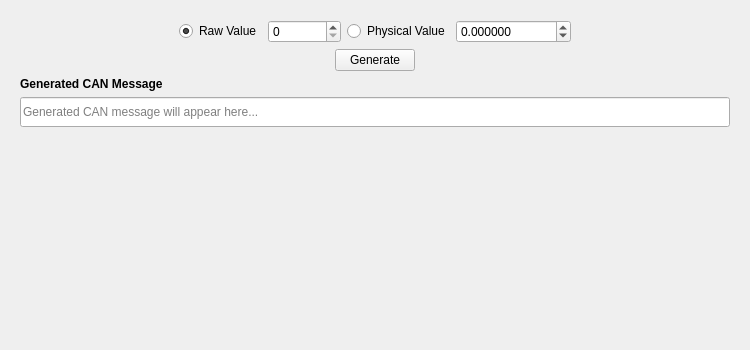
This is ui/page/Generator.ui in JoelZhu/CANTool as Qt 5 draws it before an edit. The edited form follows.
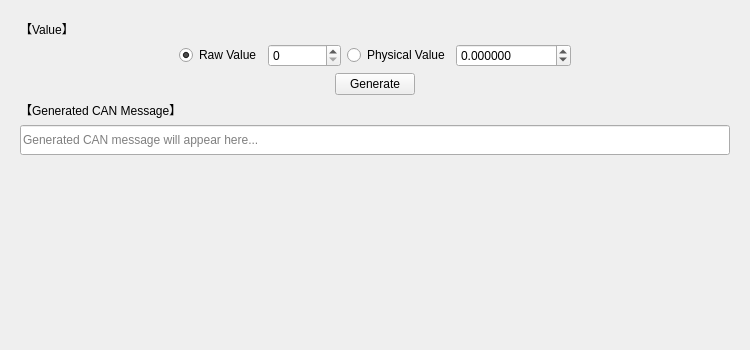
This is the edited form.

```diff
--- a/ui/page/Generator.ui
+++ b/ui/page/Generator.ui
@@ -21,8 +21,18 @@
             <item>
                 <widget class="QWidget" name="contentWidget" native="true">
                     <layout class="QGridLayout" name="gridLayout">
-                        <!-- 第 0 行：Raw Value、Physical Value -->
-                        <item row="0" column="2">
+
+                        <!-- 第 0 行：输入值标签 -->
+                        <item row="0" column="0" colspan="8">
+                            <widget class="QLabel" name="labelResult">
+                                <property name="text">
+                                    <string>【Value】</string>
+                                </property>
+                            </widget>
+                        </item>
+
+                        <!-- 第 1 行：Raw Value、Physical Value -->
+                        <item row="1" column="2">
                             <widget class="QRadioButton" name="radioRaw">
                                 <property name="text">
                                     <string>Raw Value</string>
@@ -32,7 +42,7 @@
                                 </property>
                             </widget>
                         </item>
-                        <item row="0" column="3">
+                        <item row="1" column="3">
                             <widget class="QSpinBox" name="spinRaw">
                                 <property name="minimum">
                                     <number>0</number>
@@ -45,14 +55,14 @@
                                 </property>
                             </widget>
                         </item>
-                        <item row="0" column="4">
+                        <item row="1" column="4">
                             <widget class="QRadioButton" name="radioPhysical">
                                 <property name="text">
                                     <string>Physical Value</string>
                                 </property>
                             </widget>
                         </item>
-                        <item row="0" column="5">
+                        <item row="1" column="5">
                             <widget class="QDoubleSpinBox" name="spinPhysical">
                                 <property name="decimals">
                                     <number>6</number>
@@ -69,8 +79,8 @@
                             </widget>
                         </item>
 
-                        <!-- 第 1 行：Generate 按钮 -->
-                        <item row="1" column="0" colspan="8" alignment="Qt::AlignHCenter">
+                        <!-- 第 2 行：Generate 按钮 -->
+                        <item row="2" column="0" colspan="8" alignment="Qt::AlignHCenter">
                             <widget class="QPushButton" name="btnGenerate">
                                 <property name="sizePolicy">
                                     <sizepolicy hsizetype="Preferred" vsizetype="Fixed">
@@ -84,23 +94,17 @@
                             </widget>
                         </item>
 
-                        <!-- 第 2 行：结果标签 -->
-                        <item row="2" column="0" colspan="8">
-                            <widget class="QLabel" name="labelResult">
-                                <property name="text">
-                                    <string>Generated CAN Message</string>
-                                </property>
-                                <property name="font">
-                                    <font>
-                                        <weight>75</weight>
-                                        <bold>true</bold>
-                                    </font>
-                                </property>
-                            </widget>
-                        </item>
-
-                        <!-- 第 3 行：结果显示框 -->
+                        <!-- 第 3 行：结果标签 -->
                         <item row="3" column="0" colspan="8">
+                            <widget class="QLabel" name="labelResult">
+                                <property name="text">
+                                    <string>【Generated CAN Message】</string>
+                                </property>
+                            </widget>
+                        </item>
+
+                        <!-- 第 4 行：结果显示框 -->
+                        <item row="4" column="0" colspan="8">
                             <widget class="QLineEdit" name="editResult">
                                 <property name="readOnly">
                                     <bool>true</bool>
```
